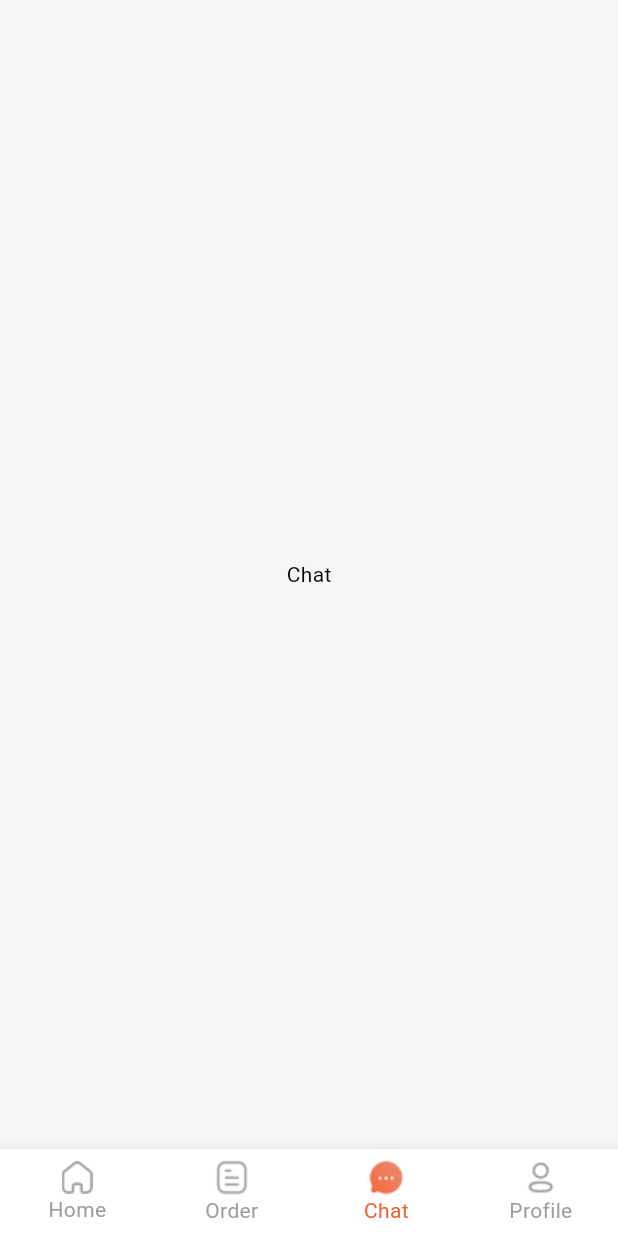
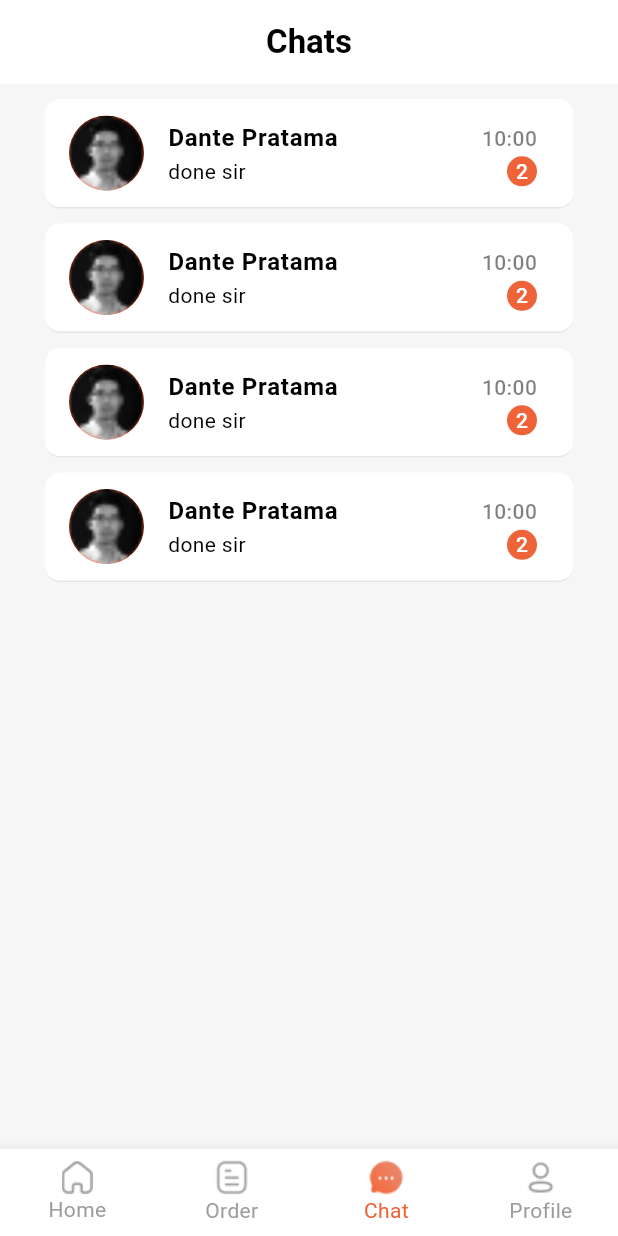
Before and after one commit to aryapras22/UpStyleApp, a Flutter app: the screen it shows once a user with an empty profile is signed in, item 3 of the bottom bar chosen, on a phone screen of 412 x 824 dp. Run offline on Flutter 3.47's test engine with Material 3 defaults, Android fonts, the phone set to English and light mode, and no system bars; our stand-ins replace cloud_firestore, dotted_border, firebase_auth, firebase_core, firebase_storage, flutter_chat_types and 3 more; missing offline and left inert: firebase_app_check, flutter_firebase_chat_core; accounts and stored records are empty; Roboto replaces fonts that are missing (ProductSansMedium).

Commit message:
chat-ui-done

```diff
--- /dev/null
+++ b/lib/screen/chat/rooms_page.dart
@@ -0,0 +1,26 @@
+// ignore_for_file: prefer_const_constructors
+import 'package:flutter/material.dart';
+import 'package:upstyleapp/widgets/chat_room_tile.dart';
+
+class RoomsPage extends StatelessWidget {
+  const RoomsPage({super.key});
+
+  @override
+  Widget build(BuildContext context) {
+    return Scaffold(
+      backgroundColor: Theme.of(context).colorScheme.surface,
+      appBar: AppBar(
+        backgroundColor: Colors.white,
+        title: Center(child: Text('Chats')),
+      ),
+      body: Column(
+        children: [
+          ChatRoomTile(),
+          ChatRoomTile(),
+          ChatRoomTile(),
+          ChatRoomTile(),
+        ],
+      ),
+    );
+  }
+}
--- a/lib/screen/dashboard_screen.dart
+++ b/lib/screen/dashboard_screen.dart
@@ -1,5 +1,6 @@
 // ignore_for_file: use_build_context_synchronously, prefer_const_constructors
 import 'package:flutter/material.dart';
+import 'package:upstyleapp/screen/chat/rooms_page.dart';
 import 'package:upstyleapp/screen/home/home.dart';
 import 'package:upstyleapp/screen/profile.dart';
 
@@ -15,7 +16,7 @@ class _DashboardScreenState extends State<DashboardScreen> {
   static List<Widget> _widgetOptions = <Widget>[
     Home(),
     Text('Order'),
-    Text('Chat'),
+    RoomsPage(),
     Profile(),
   ];
 
--- /dev/null
+++ b/lib/widgets/chat_room_tile.dart
@@ -0,0 +1,81 @@
+// ignore_for_file: prefer_const_constructors
+
+import 'package:flutter/material.dart';
+import 'package:upstyleapp/screen/chat/chat_page.dart';
+
+class ChatRoomTile extends StatelessWidget {
+  const ChatRoomTile({super.key});
+
+  @override
+  Widget build(BuildContext context) {
+    return Container(
+      margin: EdgeInsets.only(left: 30, top: 10, right: 30),
+      decoration: BoxDecoration(
+        color: Colors.white,
+        borderRadius: BorderRadius.circular(10),
+        border: Border(
+          bottom: BorderSide(
+            width: 1,
+            color: Theme.of(context).colorScheme.onSurface.withOpacity(0.1),
+          ),
+        ),
+      ),
+      child: ListTile(
+        title: Row(
+          children: [
+            Text(
+              'Dante Pratama',
+              style: Theme.of(context).textTheme.bodyLarge!.copyWith(
+                    fontWeight: FontWeight.bold,
+                  ),
+            ),
+            Spacer(),
+            Text(
+              '10:00',
+              style: Theme.of(context).textTheme.bodyMedium!.copyWith(
+                    color: Theme.of(context)
+                        .colorScheme
+                        .onSurface
+                        .withOpacity(0.5),
+                    fontWeight: FontWeight.w500,
+                  ),
+            ),
+          ],
+        ),
+        subtitle: Row(
+          children: [
+            Text('done sir',
+                style: Theme.of(context).textTheme.bodyMedium!.copyWith(
+                      fontWeight: FontWeight.w400,
+                    )),
+            Spacer(),
+            CircleAvatar(
+              radius: 10,
+              backgroundColor: Theme.of(context).colorScheme.primary,
+              child: Text(
+                '2',
+                style: Theme.of(context).textTheme.bodyMedium!.copyWith(
+                      color: Colors.white,
+                      fontWeight: FontWeight.w500,
+                    ),
+              ),
+            ),
+          ],
+        ),
+        leading: CircleAvatar(
+          radius: 25,
+          backgroundImage: AssetImage('assets/images/post_avatar.png'),
+        ),
+        onTap: () {
+          // open chat
+          Navigator.push(
+            context,
+            MaterialPageRoute(
+              builder: (context) => ChatPage(),
+            ),
+          );
+        },
+      ),
+    );
+  }
+}
--- a/pubspec.yaml
+++ b/pubspec.yaml
@@ -43,6 +43,9 @@ dependencies:
   uuid: ^4.4.0
   firebase_app_check: ^0.2.2+7
   pull_to_refresh_flutter3: ^2.0.2
+  flutter_chat_ui: ^1.6.13
+  flutter_chat_types: ^3.6.2
+  flutter_firebase_chat_core: ^1.6.7
 
 dev_dependencies:
   flutter_test:
```
Also changed, not shown: lib/screen/chat/chat_page.dart (added, +173 -0 lines), lib/services/chat_service.dart (+88 -30 lines), assets/icons/document.png (added), pubspec.lock, 5 other files.
